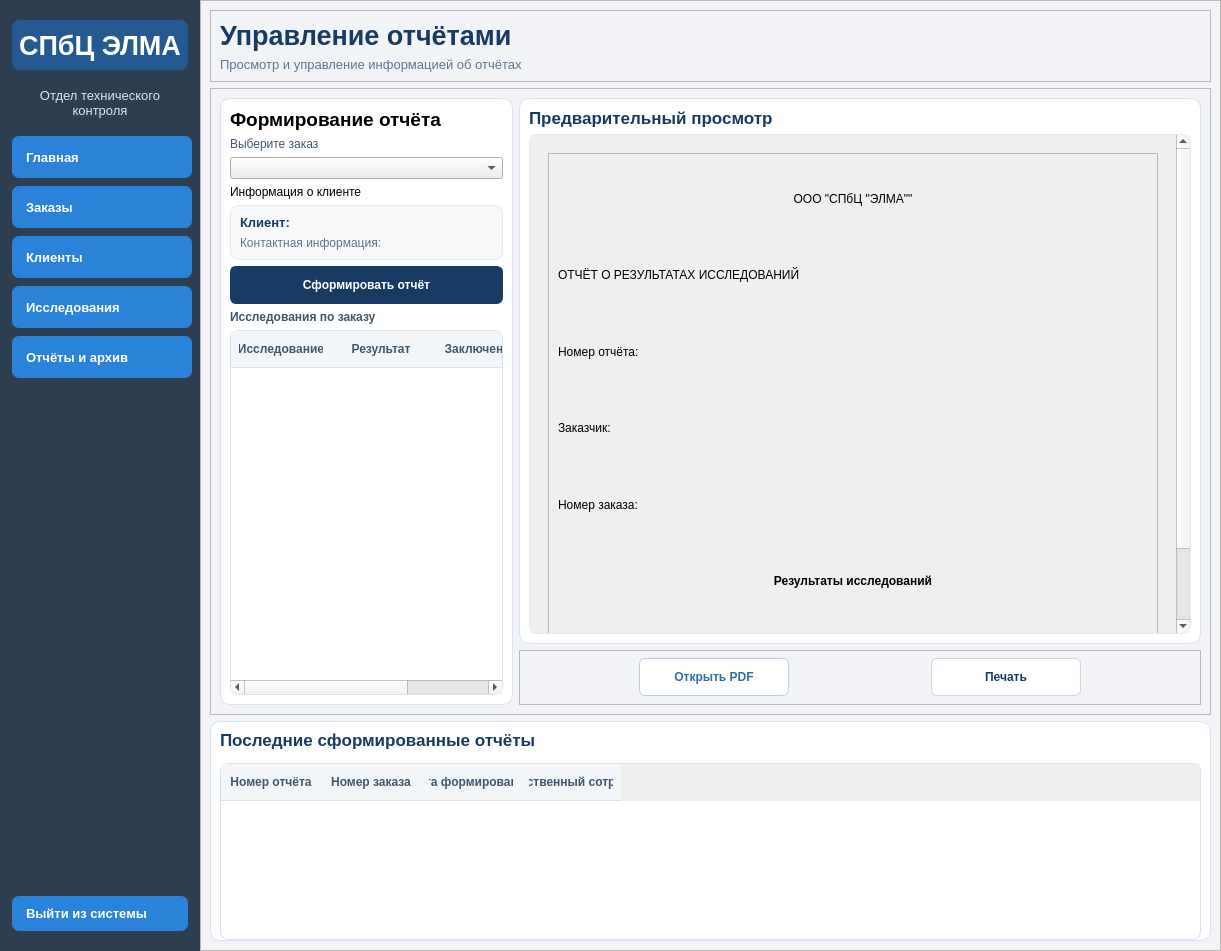
Before: the Qt Designer form ui/main_window.ui in slavkkinns-ux/IS-OTK-ELMA, drawn with Qt 5.
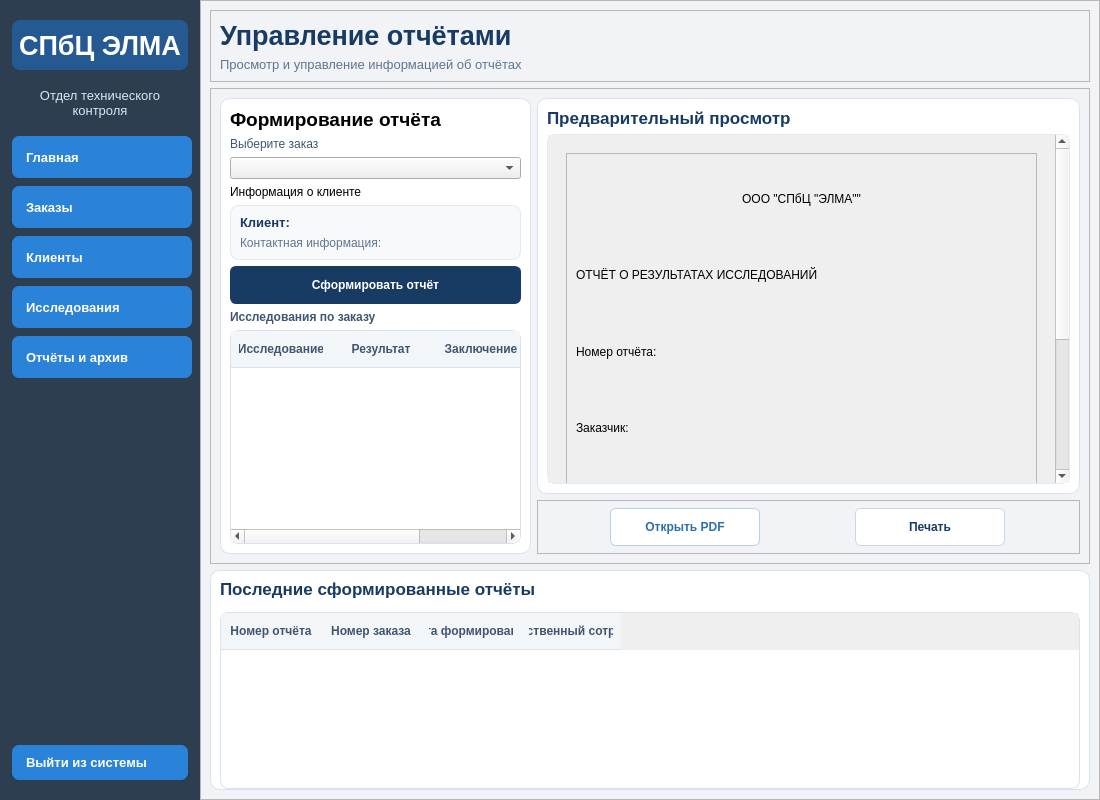
After: the same form once the commit is applied. The open tabs and pages were chosen to show the change.

```diff
--- a/ui/main_window.ui
+++ b/ui/main_window.ui
@@ -6,8 +6,8 @@
    <rect>
     <x>0</x>
     <y>0</y>
-    <width>1221</width>
-    <height>951</height>
+    <width>1100</width>
+    <height>800</height>
    </rect>
   </property>
   <property name="minimumSize">
@@ -3220,6 +3220,12 @@
                  <layout class="QVBoxLayout" name="verticalLayout_26">
                   <item>
                    <widget class="QLabel" name="lblReportsTitle">
+                    <property name="minimumSize">
+                     <size>
+                      <width>0</width>
+                      <height>30</height>
+                     </size>
+                    </property>
                     <property name="font">
                      <font>
                       <pointsize>20</pointsize>
@@ -3256,7 +3262,7 @@
                  <property name="frameShadow">
                   <enum>QFrame::Raised</enum>
                  </property>
-                 <layout class="QHBoxLayout" name="horizontalLayout_18" stretch="3,7">
+                 <layout class="QHBoxLayout" name="horizontalLayout_18" stretch="4,7">
                   <item>
                    <widget class="QFrame" name="reportCreationFrame">
                     <property name="frameShape">
@@ -3469,7 +3475,7 @@
                              <rect>
                               <x>0</x>
                               <y>0</y>
-                              <width>436</width>
+                              <width>498</width>
                               <height>586</height>
                              </rect>
                             </property>
```
Left out of the diff: 2 changed lines with no effect on the pictures.
